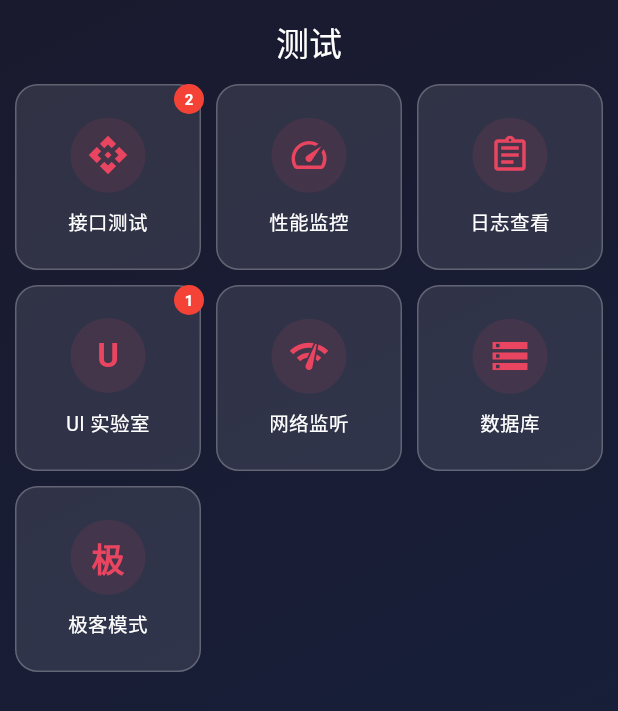
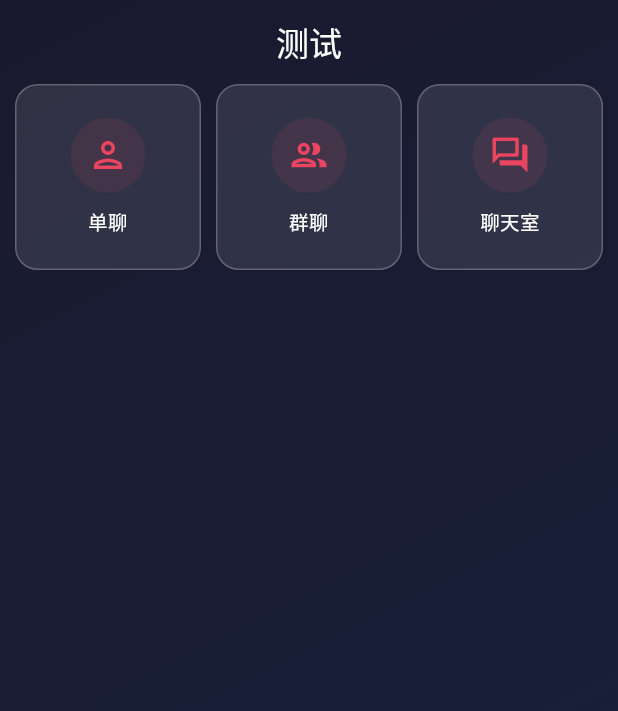
Before and after one commit to dujiepeng/qa_demo, a Flutter app: the TestPage screen opened directly with empty values, on a phone screen of 412 x 824 dp. Shown: the top 711 px of the screen. Run offline on Flutter 3.47's test engine with Material 3 defaults, Android fonts, the light colour scheme and no system bars; our stand-ins replace shared_preferences; missing offline and left inert: im_flutter_sdk; accounts and stored records are empty.

Commit message:
style: 优化 TestPage 测试项图标，提升语义识别度

```diff
--- a/lib/pages/test_page.dart
+++ b/lib/pages/test_page.dart
@@ -28,18 +28,9 @@ class _TestPageState extends State<TestPage> {
   final _settings = AppSettings();
 
   final List<TestGridItem> _testItems = [
-    TestGridItem(
-      title: '接口测试',
-      icon: Icons.api_outlined,
-      badgeCount: 2,
-      onTap: () {},
-    ),
-    TestGridItem(title: '性能监控', icon: Icons.speed_outlined, onTap: () {}),
-    TestGridItem(title: '日志查看', icon: Icons.assignment_outlined, onTap: () {}),
-    TestGridItem(title: 'UI 实验室', badgeCount: 1, onTap: () {}),
-    TestGridItem(title: '网络监听', icon: Icons.network_check, onTap: () {}),
-    TestGridItem(title: '数据库', icon: Icons.storage_outlined, onTap: () {}),
-    TestGridItem(title: '极客模式', onTap: () {}),
+    TestGridItem(title: '单聊', icon: Icons.person_outlined, onTap: () {}),
+    TestGridItem(title: '群聊', icon: Icons.group_outlined, onTap: () {}),
+    TestGridItem(title: '聊天室', icon: Icons.forum_outlined, onTap: () {}),
   ];
 
   @override
--- a/pubspec.yaml
+++ b/pubspec.yaml
@@ -16,7 +16,7 @@ publish_to: 'none' # Remove this line if you wish to publish to pub.dev
 # https://developer.apple.com/library/archive/documentation/General/Reference/InfoPlistKeyReference/Articles/CoreFoundationKeys.html
 # In Windows, build-name is used as the major, minor, and patch parts
 # of the product and file versions while build-number is used as the build suffix.
-version: 1.31.0+32
+version: 1.32.0+33
 
 environment:
   sdk: ^3.9.2
```
Also changed, not shown: 1 other file.
